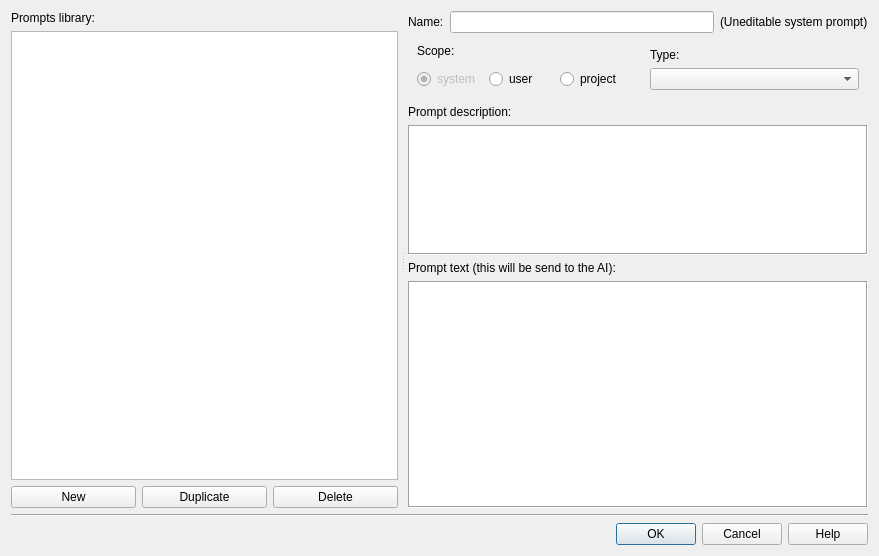
Qt form GUI_UIs/ui_ai_edit_prompts.ui (ccbogel/QualCoder) before a commit.
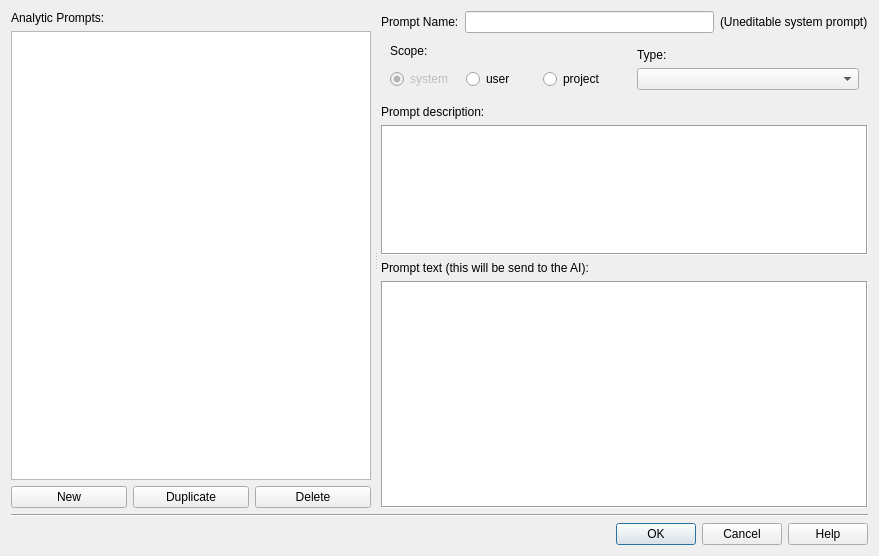
The same form after that commit.

Commit message: More consistent naming: analytic prompts

Patch:
```diff
--- a/GUI_UIs/ui_ai_edit_prompts.ui
+++ b/GUI_UIs/ui_ai_edit_prompts.ui
@@ -81,7 +81,7 @@
           <item>
            <widget class="QLabel" name="label">
             <property name="text">
-             <string>Prompts library:</string>
+             <string>Analytic Prompts:</string>
             </property>
            </widget>
           </item>
@@ -188,7 +188,7 @@
              <item>
               <widget class="QLabel" name="label_2">
                <property name="text">
-                <string>Name:</string>
+                <string>Prompt Name:</string>
                </property>
               </widget>
              </item>
```
Left out of the diff: 2 changed lines with no effect on the pictures. The commit also changes 3 other files.
